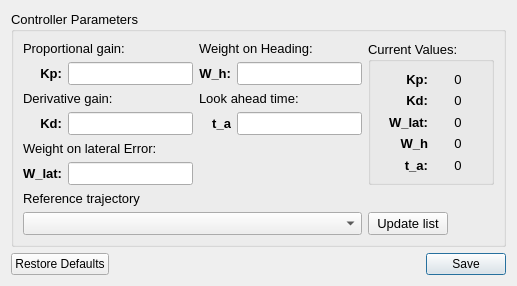
tud-hri/joan, file modules/steeringwheelcontrol/action/swcontrollers/ui/pd_settings_ui.ui: the form before one commit.
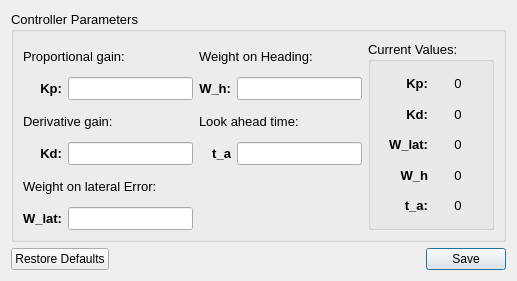
The form after the commit.

Commit message: PD controller settings and a first attempt to connect hw manager, sw controller and carla interface

Diff of the .ui file:
```diff
--- a/modules/steeringwheelcontrol/action/swcontrollers/ui/pd_settings_ui.ui
+++ b/modules/steeringwheelcontrol/action/swcontrollers/ui/pd_settings_ui.ui
@@ -428,49 +428,6 @@
         </item>
        </layout>
       </item>
-      <item row="1" column="0">
-       <widget class="QLabel" name="lblHcrtitle">
-        <property name="font">
-         <font>
-          <pointsize>10</pointsize>
-          <weight>50</weight>
-          <bold>false</bold>
-         </font>
-        </property>
-        <property name="text">
-         <string>Reference trajectory</string>
-        </property>
-       </widget>
-      </item>
-      <item row="2" column="0">
-       <widget class="QComboBox" name="cmbbox_hcr_selection">
-        <property name="sizePolicy">
-         <sizepolicy hsizetype="Preferred" vsizetype="Fixed">
-          <horstretch>0</horstretch>
-          <verstretch>0</verstretch>
-         </sizepolicy>
-        </property>
-        <property name="minimumSize">
-         <size>
-          <width>250</width>
-          <height>0</height>
-         </size>
-        </property>
-       </widget>
-      </item>
-      <item row="2" column="1">
-       <widget class="QPushButton" name="btn_update_hcr_list">
-        <property name="sizePolicy">
-         <sizepolicy hsizetype="Preferred" vsizetype="Preferred">
-          <horstretch>0</horstretch>
-          <verstretch>0</verstretch>
-         </sizepolicy>
-        </property>
-        <property name="text">
-         <string>Update list</string>
-        </property>
-       </widget>
-      </item>
      </layout>
     </widget>
    </item>
```
The commit also changes 11 other files.
